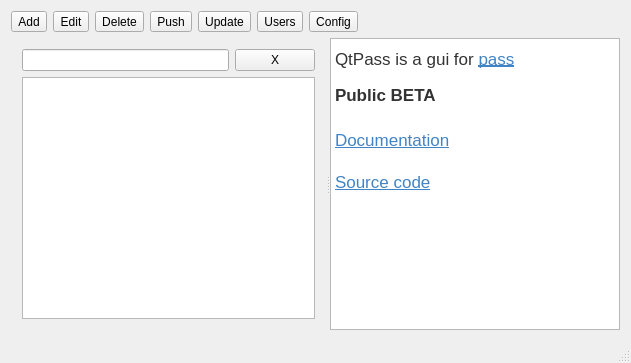
Above: mainwindow.ui from IJHack/QtPass before the change. Below: the same form after it.
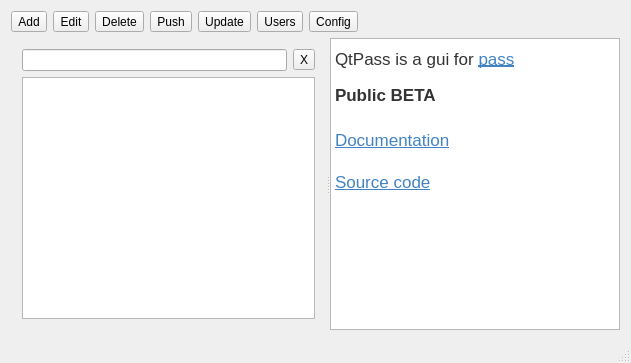
That is the form after the change.

Commit message: Forgot the X, regex in vim would have saved 3 commits over using QtCreator

The edit to the form file:
```diff
--- a/mainwindow.ui
+++ b/mainwindow.ui
@@ -114,7 +114,7 @@
            <widget class="QLineEdit" name="lineEdit"/>
           </item>
           <item>
-           <widget class="QPushButton" name="clearButton">
+           <widget class="QToolButton" name="clearButton">
             <property name="text">
              <string>X</string>
             </property>
```
